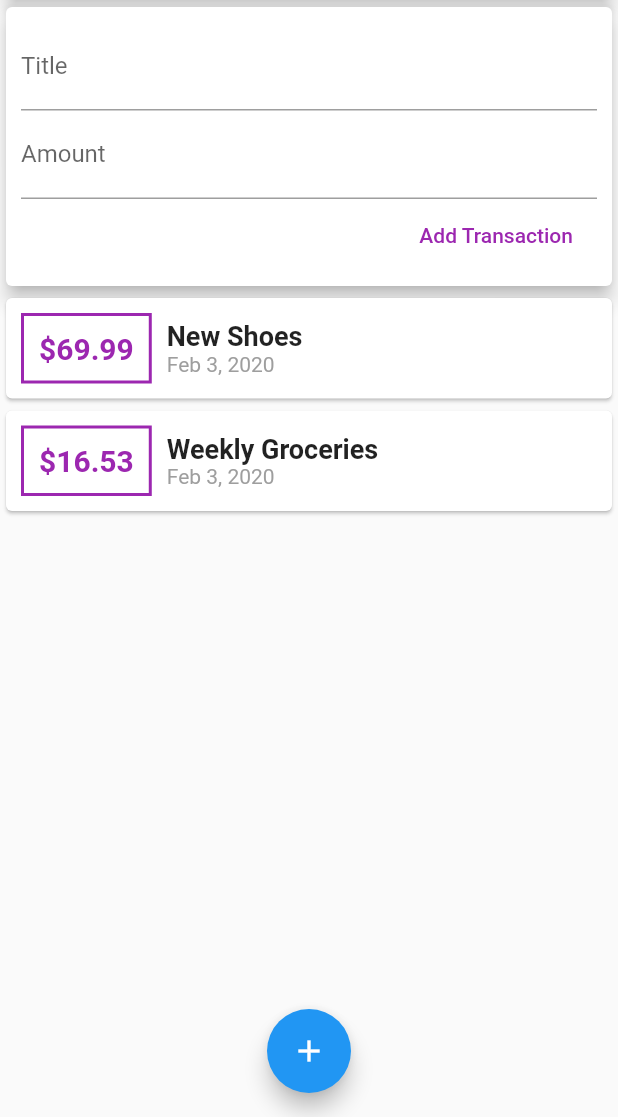
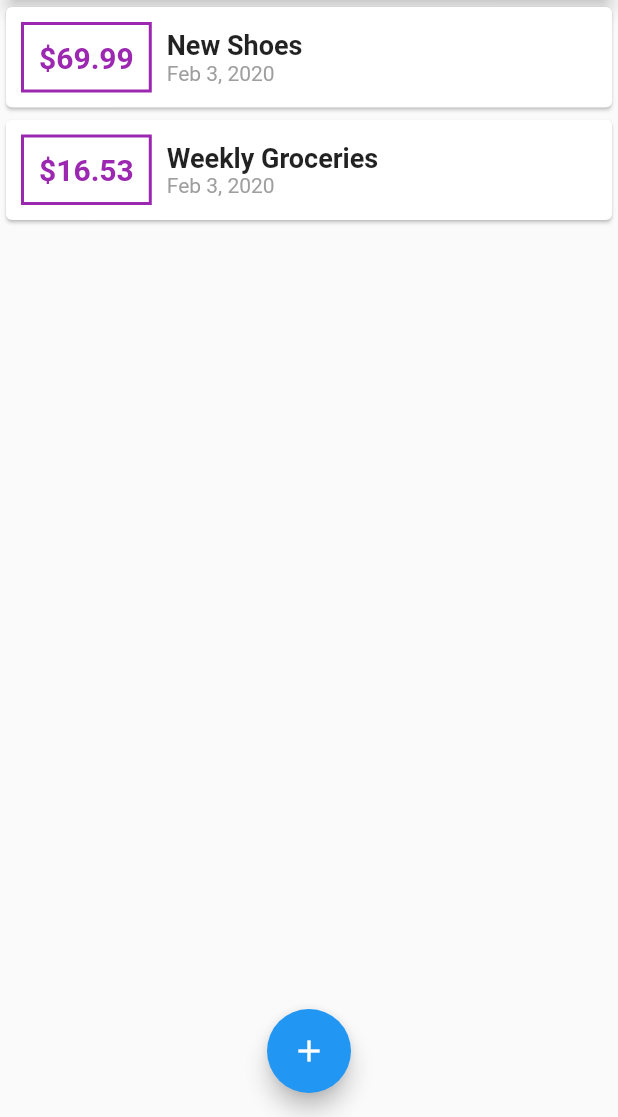
Before and after one commit to KishoreKoushik/ExpensePlanner, a Flutter app: the screen it shows after launch, on a phone screen of 412 x 824 dp, the part 119-1236 px from its top. Run offline on Flutter 3.47's test engine with Material 2 defaults, Android fonts, the phone set to English and light mode, and no system bars.

Commit message:
Added modal to add the transactions

```diff
--- a/lib/main.dart
+++ b/lib/main.dart
@@ -1,6 +1,8 @@
 import 'package:flutter/material.dart';
 
-import './widgets/user_transactions.dart';
+import './widgets/transaction_list.dart';
+import './models/transaction.dart';
+import './widgets/new_transaction.dart';
 
 void main() => runApp(MyApp());
 
@@ -14,13 +16,51 @@ class MyApp extends StatelessWidget {
   }
 }
 
-class MyHomePage extends StatelessWidget {
-  //one method of picking values from the fields
-  // String titleInput;
+class MyHomePage extends StatefulWidget {
+  // String titleInput;   //one method of picking values from the fields
   // String amountInput;
+  @override
+  _MyHomePageState createState() => _MyHomePageState();
+}
 
-  final titleController = TextEditingController();
-  final amountController = TextEditingController();
+class _MyHomePageState extends State<MyHomePage> {
+
+   final List<Transaction> _userTransactions = [
+    Transaction(
+      id: 't1',
+      title: 'New Shoes',
+      amount: 69.99,
+      date: DateTime.now(),
+    ),
+    Transaction(
+        id: 't2',
+        title: 'Weekly Groceries',
+        amount: 16.53,
+        date: DateTime.now()),
+  ];
+
+  void _addNewTransaction(String txTitle, double txAmount) {
+    final newTx = Transaction(
+      title: txTitle,
+      amount: txAmount,
+      date: DateTime.now(),
+      id: DateTime.now().toString(),
+    );
+
+    setState(() {
+      _userTransactions.add(newTx);
+    });
+  }
+
+  void _startAddNewTransaction(BuildContext ctx){
+    showModalBottomSheet(context: ctx, builder: (_) {
+      return GestureDetector(
+        onTap: () {},
+        child: NewTransaction(_addNewTransaction),
+        behavior: HitTestBehavior.opaque,
+      );
+    },);
+  }
 
   @override
   Widget build(BuildContext context) {
@@ -30,7 +70,7 @@ class MyHomePage extends StatelessWidget {
         actions: <Widget>[
           IconButton(
             icon: Icon(Icons.add),
-            onPressed: () {},
+            onPressed: () => _startAddNewTransaction(context),
           )
         ],
       ),
@@ -49,14 +89,14 @@ class MyHomePage extends StatelessWidget {
                 elevation: 5,
               ),
             ),
-            UserTransactions()
+            TransactionList(_userTransactions),
           ],
         ),
       ),
       floatingActionButtonLocation: FloatingActionButtonLocation.centerFloat,
       floatingActionButton: FloatingActionButton(
         child: Icon(Icons.add),
-        onPressed: () {},
+        onPressed: () => _startAddNewTransaction(context),
       ),
     );
   }
--- a/lib/widgets/user_transactions.dart
+++ /dev/null
@@ -1,49 +0,0 @@
-import 'package:flutter/material.dart';
-
-import './new_transaction.dart';
-import './transaction_list.dart';
-import '../models/transaction.dart';
-
-class UserTransactions extends StatefulWidget {
-  @override
-  _UserTransactionsState createState() => _UserTransactionsState();
-}
-
-class _UserTransactionsState extends State<UserTransactions> {
-  final List<Transaction> _userTransactions = [
-    Transaction(
-      id: 't1',
-      title: 'New Shoes',
-      amount: 69.99,
-      date: DateTime.now(),
-    ),
-    Transaction(
-        id: 't2',
-        title: 'Weekly Groceries',
-        amount: 16.53,
-        date: DateTime.now()),
-  ];
-
-  void _addNewTransaction(String txTitle, double txAmount) {
-    final newTx = Transaction(
-      title: txTitle,
-      amount: txAmount,
-      date: DateTime.now(),
-      id: DateTime.now().toString(),
-    );
-
-    setState(() {
-      _userTransactions.add(newTx);
-    });
-  }
-
-  @override
-  Widget build(BuildContext context) {
-    return Column(
-      children: <Widget>[
-        NewTransaction(_addNewTransaction),
-        TransactionList(_userTransactions),
-      ],
-    );
-  }
-}
```
